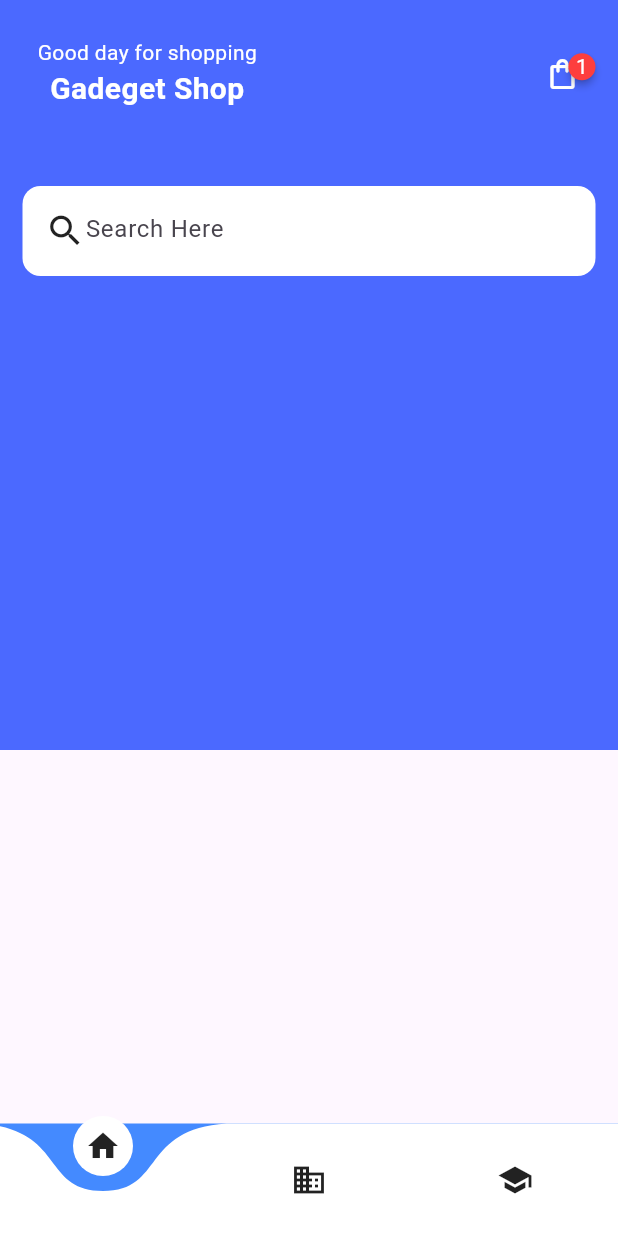
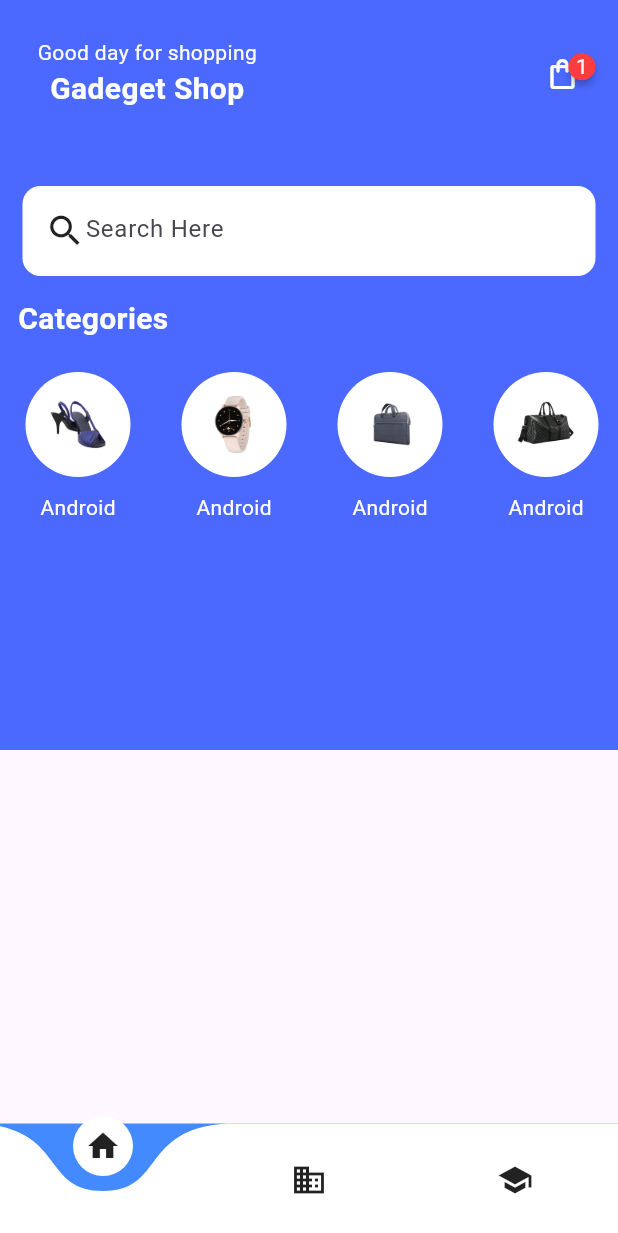
Before and after one commit to pranesh12/gadget_shop_app, a Flutter app: the screen it shows after launch, on a phone screen of 412 x 824 dp. Shown: the top 1233 px of the screen. Run offline on Flutter 3.47's test engine with Material 3 defaults, Android fonts, the phone set to English and light mode, and no system bars; drawn by our look-alikes of badges, curved_navigation_bar.

Commit message:
category list ui updated

```diff
--- a/lib/screens/front.dart
+++ b/lib/screens/front.dart
@@ -1,5 +1,7 @@
 import 'package:flutter/material.dart';
+import 'package:gadget_shop/widgets/category_list.dart';
 import 'package:gadget_shop/widgets/home_appBar.dart';
+import 'package:gadget_shop/widgets/items_widget.dart';
 import 'package:gadget_shop/widgets/search_item.dart';
 
 class Front extends StatefulWidget {
@@ -20,14 +22,32 @@ class _FrontState extends State<Front> {
         // const SearchItem(),
         Container(
           height: 500,
-          color: Color.fromARGB(255, 75, 105, 255),
-          child: const Column(
+          color: const Color.fromARGB(255, 75, 105, 255),
+          child: Column(
             children: [
               HomeAppBar(),
-              const SizedBox(
+              SizedBox(
                 height: 10,
               ),
-              SearchItem()
+              SearchItem(),
+              SizedBox(
+                height: 14,
+              ),
+              Container(
+                alignment: Alignment.centerLeft,
+                margin: const EdgeInsets.only(left: 12),
+                child: Text(
+                  "Categories",
+                  style: TextStyle(
+                      color: Colors.white,
+                      fontSize: 20,
+                      fontWeight: FontWeight.bold),
+                ),
+              ),
+              SizedBox(
+                height: 14,
+              ),
+              CategoryList()
             ],
           ),
         )
--- a/lib/widgets/categories.dart
+++ /dev/null
@@ -1,43 +0,0 @@
-import 'package:flutter/material.dart';
-
-class Categories extends StatefulWidget {
-  const Categories({Key? key}) : super(key: key);
-
-  @override
-  _CategoriesState createState() => _CategoriesState();
-}
-
-class _CategoriesState extends State<Categories> {
-  @override
-  Widget build(BuildContext context) {
-    return SingleChildScrollView(
-      scrollDirection: Axis.horizontal,
-      child: Row(
-        children: [
-          for (int i = 1; i < 5; i++)
-            Container(
-              margin: const EdgeInsets.symmetric(horizontal: 10),
-              padding: const EdgeInsets.symmetric(vertical: 5, horizontal: 10),
-              decoration: BoxDecoration(
-                  color: const Color.fromARGB(255, 242, 247, 241),
-                  borderRadius: BorderRadius.circular(20)),
-              child: Row(
-                crossAxisAlignment: CrossAxisAlignment.center,
-                children: [
-                  Image.asset(
-                    "assets/images/$i.png",
-                    height: 40,
-                    width: 40,
-                  ),
-                  const Text(
-                    "Scandal",
-                    style: TextStyle(fontWeight: FontWeight.bold),
-                  )
-                ],
-              ),
-            )
-        ],
-      ),
-    );
-  }
-}
--- /dev/null
+++ b/lib/widgets/category_list.dart
@@ -0,0 +1,56 @@
+import 'package:flutter/material.dart';
+
+class CategoryList extends StatefulWidget {
+  const CategoryList({Key? key}) : super(key: key);
+
+  @override
+  _CategoryListState createState() => _CategoryListState();
+}
+
+class _CategoryListState extends State<CategoryList> {
+  @override
+  Widget build(BuildContext context) {
+    return SingleChildScrollView(
+      scrollDirection: Axis.horizontal,
+      child: Row(
+        children: [
+          for (int i = 1; i < 5; i++)
+            Container(
+              margin: const EdgeInsets.symmetric(vertical: 7, horizontal: 12),
+              padding: const EdgeInsets.symmetric(horizontal: 5),
+              child: Column(
+                children: [
+                  Stack(
+                    children: [
+                      Positioned(
+                          child: Container(
+                        height: 70,
+                        width: 70,
+                        decoration: BoxDecoration(
+                            color: Colors.white,
+                            borderRadius: BorderRadius.circular(50)),
+                        child: Center(
+                            child: Image.asset(
+                          "assets/images/$i.png",
+                          width: 40,
+                          height: 40,
+                        )),
+                      )),
+                    ],
+                  ),
+                  const SizedBox(
+                    height: 10,
+                  ),
+                  Text(
+                    "Android",
+                    style: TextStyle(color: Colors.white),
+                    overflow: TextOverflow.ellipsis,
+                  )
+                ],
+              ),
+            )
+        ],
+      ),
+    );
+  }
+}
--- a/lib/widgets/items_widget.dart
+++ b/lib/widgets/items_widget.dart
@@ -36,7 +36,7 @@ class _ItemsWidgetState extends State<ItemsWidget> {
                       margin: const EdgeInsets.symmetric(horizontal: 4),
                       height: 180,
                       decoration: BoxDecoration(
-                          color: Color.fromARGB(255, 246, 246, 246),
+                          color: const Color.fromARGB(255, 246, 246, 246),
                           borderRadius: BorderRadius.circular(20)),
                     )),
                     //iamge
```
